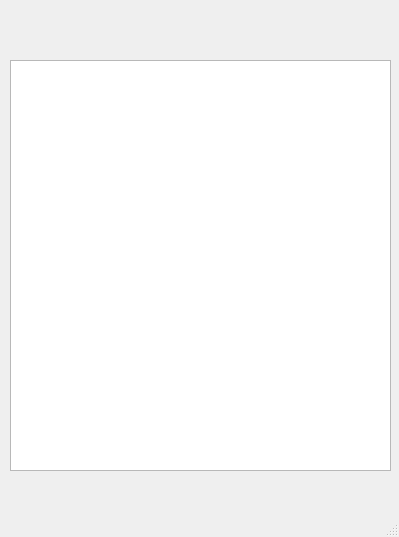
suseong41/SuNiffing, file mainwindow.ui: the form before one commit.
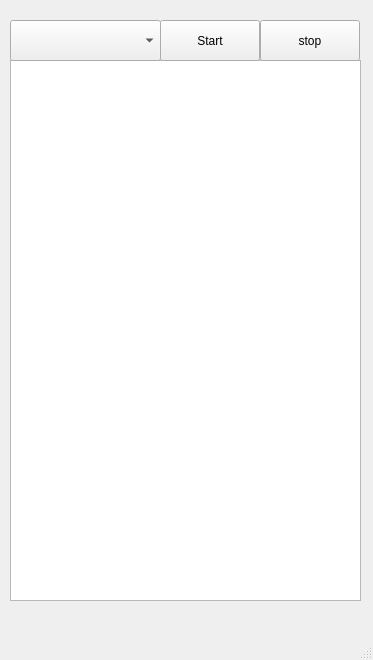
The form after the commit.

What changed in the file:
```diff
--- a/mainwindow.ui
+++ b/mainwindow.ui
@@ -6,8 +6,8 @@
    <rect>
     <x>0</x>
     <y>0</y>
-    <width>399</width>
-    <height>537</height>
+    <width>373</width>
+    <height>660</height>
    </rect>
   </property>
   <property name="windowTitle">
@@ -19,8 +19,44 @@
      <rect>
       <x>10</x>
       <y>60</y>
-      <width>381</width>
-      <height>411</height>
+      <width>351</width>
+      <height>541</height>
+     </rect>
+    </property>
+   </widget>
+   <widget class="QPushButton" name="startButton">
+    <property name="geometry">
+     <rect>
+      <x>160</x>
+      <y>20</y>
+      <width>100</width>
+      <height>41</height>
+     </rect>
+    </property>
+    <property name="text">
+     <string>Start</string>
+    </property>
+   </widget>
+   <widget class="QPushButton" name="stopButton">
+    <property name="geometry">
+     <rect>
+      <x>260</x>
+      <y>20</y>
+      <width>100</width>
+      <height>41</height>
+     </rect>
+    </property>
+    <property name="text">
+     <string>stop</string>
+    </property>
+   </widget>
+   <widget class="QComboBox" name="devIn">
+    <property name="geometry">
+     <rect>
+      <x>10</x>
+      <y>20</y>
+      <width>151</width>
+      <height>41</height>
      </rect>
     </property>
    </widget>
```
Left out of the diff: 2 changed lines with no effect on the pictures.
